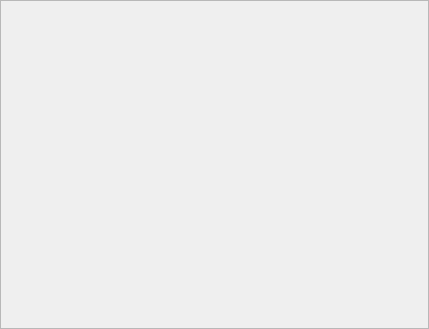
Before: the Qt Designer form gui/ContentItems/Image/ItemImage.ui in acroper/BeamerQt, drawn with Qt 5.
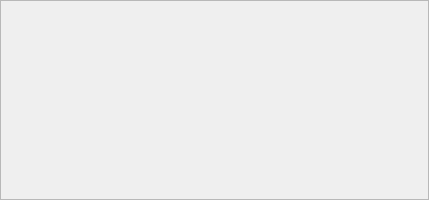
After: the same form once the commit is applied.

Commit message: Adjust minimum size for image widget

```diff
--- a/gui/ContentItems/Image/ItemImage.ui
+++ b/gui/ContentItems/Image/ItemImage.ui
@@ -7,7 +7,7 @@
     <x>0</x>
     <y>0</y>
     <width>429</width>
-    <height>329</height>
+    <height>200</height>
    </rect>
   </property>
   <property name="windowTitle">
@@ -37,6 +37,12 @@
        <verstretch>0</verstretch>
       </sizepolicy>
      </property>
+     <property name="minimumSize">
+      <size>
+       <width>0</width>
+       <height>100</height>
+      </size>
+     </property>
      <property name="frameShape">
       <enum>QFrame::StyledPanel</enum>
      </property>
```
The commit also changes 1 other file.
